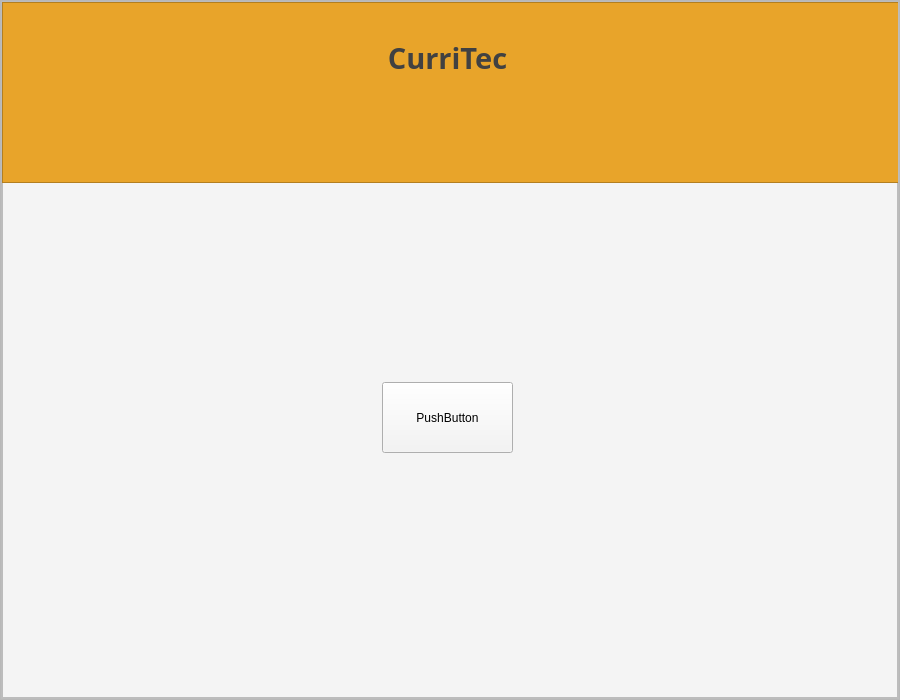
Above: ui_files/main_window.ui from Xukay101/cvmaker-in-pyside6 before the change. Below: the same form after it.
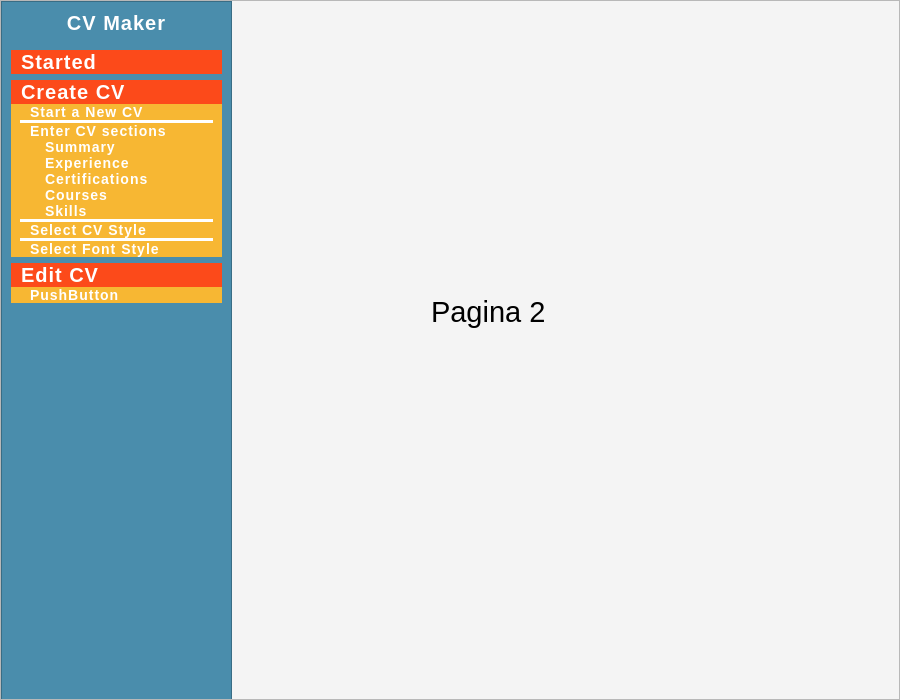
That is the form after the change. The open tabs and pages were chosen to show the change.

```diff
--- a/ui_files/main_window.ui
+++ b/ui_files/main_window.ui
@@ -79,44 +79,161 @@
         <property name="frameShadow">
          <enum>QFrame::Raised</enum>
         </property>
-        <layout class="QVBoxLayout" name="verticalLayout_3">
-         <property name="spacing">
-          <number>0</number>
+        <widget class="QStackedWidget" name="stacked_widget">
+         <property name="enabled">
+          <bool>true</bool>
          </property>
-         <property name="leftMargin">
-          <number>0</number>
+         <property name="geometry">
+          <rect>
+           <x>230</x>
+           <y>0</y>
+           <width>671</width>
+           <height>701</height>
+          </rect>
          </property>
-         <property name="topMargin">
-          <number>0</number>
+         <property name="currentIndex">
+          <number>8</number>
          </property>
-         <property name="rightMargin">
-          <number>0</number>
-         </property>
-         <property name="bottomMargin">
-          <number>0</number>
-         </property>
-         <item>
-          <widget class="QFrame" name="top_content_frame">
+         <widget class="QWidget" name="page_1">
+          <widget class="QLabel" name="label_2">
+           <property name="geometry">
+            <rect>
+             <x>230</x>
+             <y>280</y>
+             <width>191</width>
+             <height>81</height>
+            </rect>
+           </property>
+           <property name="font">
+            <font>
+             <pointsize>22</pointsize>
+            </font>
+           </property>
            <property name="styleSheet">
-            <string notr="true"/>
+            <string notr="true">color: #000;</string>
            </property>
-           <property name="frameShape">
-            <enum>QFrame::StyledPanel</enum>
+           <property name="text">
+            <string>Pagina 1</string>
            </property>
-           <property name="frameShadow">
-            <enum>QFrame::Raised</enum>
+          </widget>
+         </widget>
+         <widget class="QWidget" name="page_2">
+          <widget class="QLabel" name="label_3">
+           <property name="geometry">
+            <rect>
+             <x>200</x>
+             <y>290</y>
+             <width>241</width>
+             <height>41</height>
+            </rect>
            </property>
-           <widget class="QFrame" name="top_bar_frame">
-            <property name="geometry">
-             <rect>
-              <x>0</x>
-              <y>0</y>
-              <width>901</width>
-              <height>181</height>
-             </rect>
+           <property name="font">
+            <font>
+             <pointsize>22</pointsize>
+            </font>
+           </property>
+           <property name="styleSheet">
+            <string notr="true">color: #000;</string>
+           </property>
+           <property name="text">
+            <string>Pagina 2</string>
+           </property>
+          </widget>
+         </widget>
+         <widget class="QWidget" name="page_3"/>
+         <widget class="QWidget" name="page_4"/>
+         <widget class="QWidget" name="page_5"/>
+         <widget class="QWidget" name="page_6"/>
+         <widget class="QWidget" name="page_7"/>
+         <widget class="QWidget" name="page_8"/>
+         <widget class="QWidget" name="page_9">
+          <widget class="QLabel" name="label_4">
+           <property name="geometry">
+            <rect>
+             <x>290</x>
+             <y>290</y>
+             <width>58</width>
+             <height>18</height>
+            </rect>
+           </property>
+           <property name="styleSheet">
+            <string notr="true">color: #000;</string>
+           </property>
+           <property name="text">
+            <string>pagina 9</string>
+           </property>
+          </widget>
+         </widget>
+        </widget>
+        <widget class="QFrame" name="side_menu_container">
+         <property name="geometry">
+          <rect>
+           <x>0</x>
+           <y>0</y>
+           <width>231</width>
+           <height>701</height>
+          </rect>
+         </property>
+         <property name="minimumSize">
+          <size>
+           <width>231</width>
+           <height>701</height>
+          </size>
+         </property>
+         <property name="maximumSize">
+          <size>
+           <width>231</width>
+           <height>701</height>
+          </size>
+         </property>
+         <property name="font">
+          <font>
+           <pointsize>-1</pointsize>
+           <italic>true</italic>
+           <bold>true</bold>
+          </font>
+         </property>
+         <property name="styleSheet">
+          <string notr="true">background-color: #4a8dac;
+color: white;
+font-weight: 600;
+font-size: 20px;
+line-height: 65px;
+text-align: center;
+letter-spacing: 1px;
+
+</string>
+         </property>
+         <property name="frameShape">
+          <enum>QFrame::StyledPanel</enum>
+         </property>
+         <property name="frameShadow">
+          <enum>QFrame::Raised</enum>
+         </property>
+         <property name="lineWidth">
+          <number>0</number>
+         </property>
+         <layout class="QVBoxLayout" name="verticalLayout_3">
+          <property name="rightMargin">
+           <number>9</number>
+          </property>
+          <item>
+           <widget class="QLabel" name="label">
+            <property name="lineWidth">
+             <number>0</number>
             </property>
+            <property name="text">
+             <string>CV Maker</string>
+            </property>
+            <property name="alignment">
+             <set>Qt::AlignCenter</set>
+            </property>
+           </widget>
+          </item>
+          <item>
+           <widget class="QFrame" name="frame_1">
             <property name="styleSheet">
-             <string notr="true">background-color:  rgb(232, 164, 42);</string>
+             <string notr="true">QFrame {border: 0px;}</string>
             </property>
             <property name="frameShape">
              <enum>QFrame::StyledPanel</enum>
@@ -124,52 +241,574 @@
             <property name="frameShadow">
              <enum>QFrame::Raised</enum>
             </property>
-            <widget class="QLabel" name="top_text_2">
-             <property name="geometry">
-              <rect>
-               <x>240</x>
-               <y>20</y>
-               <width>411</width>
-               <height>71</height>
-              </rect>
+            <property name="lineWidth">
+             <number>0</number>
+            </property>
+            <layout class="QVBoxLayout" name="verticalLayout_4">
+             <property name="spacing">
+              <number>6</number>
              </property>
-             <property name="font">
-              <font>
-               <family>Ubuntu Mono</family>
-               <pointsize>22</pointsize>
-               <bold>true</bold>
-              </font>
+             <property name="leftMargin">
+              <number>0</number>
              </property>
-             <property name="layoutDirection">
-              <enum>Qt::LeftToRight</enum>
+             <property name="rightMargin">
+              <number>0</number>
              </property>
-             <property name="styleSheet">
-              <string notr="true">color: rgb(65, 65, 65);</string>
-             </property>
-             <property name="text">
-              <string>CurriTec</string>
-             </property>
-             <property name="alignment">
-              <set>Qt::AlignCenter</set>
-             </property>
-            </widget>
+             <item>
+              <widget class="QFrame" name="frame_6">
+               <property name="styleSheet">
+                <string notr="true">border-width: 0px;</string>
+               </property>
+               <property name="frameShape">
+                <enum>QFrame::StyledPanel</enum>
+               </property>
+               <property name="frameShadow">
+                <enum>QFrame::Raised</enum>
+               </property>
+               <property name="lineWidth">
+                <number>0</number>
+               </property>
+               <layout class="QVBoxLayout" name="verticalLayout_11">
+                <property name="spacing">
+                 <number>0</number>
+                </property>
+                <property name="leftMargin">
+                 <number>0</number>
+                </property>
+                <property name="topMargin">
+                 <number>0</number>
+                </property>
+                <property name="rightMargin">
+                 <number>0</number>
+                </property>
+                <property name="bottomMargin">
+                 <number>0</number>
+                </property>
+                <item>
+                 <widget class="QPushButton" name="button_1">
+                  <property name="styleSheet">
+                   <string notr="true">QPushButton{
+    background-color: #fc4a1a;
+    border-style: outset;
+    border-width: 0px;
+    border-color: beige;
+	text-align: left;
+	padding: 0px 0px 0px 10px;
+}
+QPushButton::hover{
+	background-color: #f24414;
+}</string>
+                  </property>
+                  <property name="text">
+                   <string>Started</string>
+                  </property>
+                 </widget>
+                </item>
+               </layout>
+              </widget>
+             </item>
+             <item>
+              <widget class="QFrame" name="frame_2">
+               <property name="styleSheet">
+                <string notr="true">border-width: 0px;
+border: 0px;
+</string>
+               </property>
+               <property name="frameShape">
+                <enum>QFrame::StyledPanel</enum>
+               </property>
+               <property name="frameShadow">
+                <enum>QFrame::Raised</enum>
+               </property>
+               <property name="lineWidth">
+                <number>0</number>
+               </property>
+               <layout class="QVBoxLayout" name="verticalLayout_7">
+                <property name="spacing">
+                 <number>0</number>
+                </property>
+                <property name="leftMargin">
+                 <number>0</number>
+                </property>
+                <property name="topMargin">
+                 <number>0</number>
+                </property>
+                <property name="rightMargin">
+                 <number>0</number>
+                </property>
+                <property name="bottomMargin">
+                 <number>0</number>
+                </property>
+                <item>
+                 <widget class="QPushButton" name="button_2">
+                  <property name="styleSheet">
+                   <string notr="true">QPushButton{
+    background-color: #fc4a1a;
+    border-style: outset;
+    border-width: 0px;
+    border-color: beige;
+	text-align: left;
+	padding: 0px 0px 0px 10px;
+}
+QPushButton::hover{
+	background-color: #f24414;
+}</string>
+                  </property>
+                  <property name="text">
+                   <string>Create CV</string>
+                  </property>
+                 </widget>
+                </item>
+                <item>
+                 <widget class="QFrame" name="frame_3">
+                  <property name="enabled">
+                   <bool>true</bool>
+                  </property>
+                  <property name="font">
+                   <font>
+                    <pointsize>-1</pointsize>
+                    <italic>true</italic>
+                    <bold>true</bold>
+                   </font>
+                  </property>
+                  <property name="styleSheet">
+                   <string notr="true">background-color: #f7b733;
+font-size: 14px;
+border-width: 0px;
+</string>
+                  </property>
+                  <property name="frameShape">
+                   <enum>QFrame::StyledPanel</enum>
+                  </property>
+                  <property name="frameShadow">
+                   <enum>QFrame::Raised</enum>
+                  </property>
+                  <layout class="QVBoxLayout" name="verticalLayout_8">
+                   <property name="spacing">
+                    <number>0</number>
+                   </property>
+                   <property name="leftMargin">
+                    <number>9</number>
+                   </property>
+                   <property name="topMargin">
+                    <number>0</number>
+                   </property>
+                   <property name="rightMargin">
+                    <number>9</number>
+                   </property>
+                   <property name="bottomMargin">
+                    <number>0</number>
+                   </property>
+                   <item>
+                    <widget class="QPushButton" name="button_4">
+                     <property name="enabled">
+                      <bool>true</bool>
+                     </property>
+                     <property name="styleSheet">
+                      <string notr="true">QPushButton{
+    background-color: #f7b733;
+    border-style: outset;
+    border-width: 0px;
+    border-color: beige;
+	text-align: left;
+	padding: 0px 0px 0px 10px;
+}
+QPushButton:hover{
+	text-align: center;
+	font-size: 15px;
+}</string>
+                     </property>
+                     <property name="text">
+                      <string>Start a New CV</string>
+                     </property>
+                     <property name="checkable">
+                      <bool>false</bool>
+                     </property>
+                     <property name="checked">
+                      <bool>false</bool>
+                     </property>
+                     <property name="default">
+                      <bool>false</bool>
+                     </property>
+                    </widget>
+                   </item>
+                   <item>
+                    <widget class="Line" name="line">
+                     <property name="styleSheet">
+                      <string notr="true">background-color: rgb(255, 255, 255);</string>
+                     </property>
+                     <property name="orientation">
+                      <enum>Qt::Horizontal</enum>
+                     </property>
+                    </widget>
+                   </item>
+                   <item>
+                    <widget class="QPushButton" name="button_5">
+                     <property name="styleSheet">
+                      <string notr="true">QPushButton{
+    background-color: #f7b733;
+    border-style: outset;
+    border-width: 0px;
+    border-color: beige;
+	text-align: left;
+	padding: 0px 0px 0px 10px;
+}
+QPushButton::hover{
+	text-align: center;
+	font-size: 15px;
+}</string>
+                     </property>
+                     <property name="text">
+                      <string>Enter CV sections</string>
+                     </property>
+                    </widget>
+                   </item>
+                   <item>
+                    <widget class="QFrame" name="frame_7">
+                     <property name="enabled">
+                      <bool>true</bool>
+                     </property>
+                     <property name="font">
+                      <font>
+                       <pointsize>-1</pointsize>
+                       <italic>true</italic>
+                       <bold>true</bold>
+                      </font>
+                     </property>
+                     <property name="styleSheet">
+                      <string notr="true">background-color: #f7b733;
+font-size: 14px;
+border-width: 0px;
+</string>
+                     </property>
+                     <property name="frameShape">
+                      <enum>QFrame::StyledPanel</enum>
+                     </property>
+                     <property name="frameShadow">
+                      <enum>QFrame::Raised</enum>
+                     </property>
+                     <layout class="QVBoxLayout" name="verticalLayout_12">
+                      <property name="spacing">
+                       <number>0</number>
+                      </property>
+                      <property name="leftMargin">
+                       <number>15</number>
+                      </property>
+                      <property name="topMargin">
+                       <number>0</number>
+                      </property>
+                      <property name="rightMargin">
+                       <number>9</number>
+                      </property>
+                      <property name="bottomMargin">
+                       <number>0</number>
+                      </property>
+                      <item>
+                       <widget class="QPushButton" name="button_6">
+                        <property name="styleSheet">
+                         <string notr="true">QPushButton{
+    background-color: #f7b733;
+    border-style: outset;
+    border-width: 0px;
+    border-color: beige;
+	text-align: left;
+	padding: 0px 0px 0px 10px;
+}
+QPushButton::hover{
+	text-align: center;
+	font-size: 15px;
+}</string>
+                        </property>
+                        <property name="text">
+                         <string>Summary</string>
+                        </property>
+                       </widget>
+                      </item>
+                      <item>
+                       <widget class="QPushButton" name="button_9">
+                        <property name="styleSheet">
+                         <string notr="true">QPushButton{
+    background-color: #f7b733;
+    border-style: outset;
+    border-width: 0px;
+    border-color: beige;
+	text-align: left;
+	padding: 0px 0px 0px 10px;
+}
+QPushButton::hover{
+	text-align: center;
+	font-size: 15px;
+}</string>
+                        </property>
+                        <property name="text">
+                         <string>Experience</string>
+                        </property>
+                       </widget>
+                      </item>
+                      <item>
+                       <widget class="QPushButton" name="button_10">
+                        <property name="styleSheet">
+                         <string notr="true">QPushButton{
+    background-color: #f7b733;
+    border-style: outset;
+    border-width: 0px;
+    border-color: beige;
+	text-align: left;
+	padding: 0px 0px 0px 10px;
+}
+QPushButton::hover{
+	text-align: center;
+	font-size: 15px;
+}</string>
+                        </property>
+                        <property name="text">
+                         <string>Certifications</string>
+                        </property>
+                       </widget>
+                      </item>
+                      <item>
+                       <widget class="QPushButton" name="button_11">
+                        <property name="styleSheet">
+                         <string notr="true">QPushButton{
+    background-color: #f7b733;
+    border-style: outset;
+    border-width: 0px;
+    border-color: beige;
+	text-align: left;
+	padding: 0px 0px 0px 10px;
+}
+QPushButton::hover{
+	text-align: center;
+	font-size: 15px;
+}</string>
+                        </property>
+                        <property name="text">
+                         <string>Courses</string>
+                        </property>
+                       </widget>
+                      </item>
+                      <item>
+                       <widget class="QPushButton" name="button_12">
+                        <property name="styleSheet">
+                         <string notr="true">QPushButton{
+    background-color: #f7b733;
+    border-style: outset;
+    border-width: 0px;
+    border-color: beige;
+	text-align: left;
+	padding: 0px 0px 0px 10px;
+}
+QPushButton::hover{
+	text-align: center;
+	font-size: 15px;
+}</string>
+                        </property>
+                        <property name="text">
+                         <string>Skills</string>
+                        </property>
+                       </widget>
+                      </item>
+                     </layout>
+                    </widget>
+                   </item>
+                   <item>
+                    <widget class="Line" name="line_2">
+                     <property name="styleSheet">
+                      <string notr="true">background-color: rgb(255, 255, 255);</string>
+                     </property>
+                     <property name="orientation">
+                      <enum>Qt::Horizontal</enum>
+                     </property>
+                    </widget>
+                   </item>
+                   <item>
+                    <widget class="QPushButton" name="button_7">
+                     <property name="styleSheet">
+                      <string notr="true">QPushButton{
+    background-color: #f7b733;
+    border-style: outset;
+    border-width: 0px;
+    border-color: beige;
+	text-align: left;
+	padding: 0px 0px 0px 10px;
+}
+QPushButton::hover{
+	text-align: center;
+	font-size: 15px;
+}</string>
+                     </property>
+                     <property name="text">
+                      <string>Select CV Style</string>
+                     </property>
+                    </widget>
+                   </item>
+                   <item>
+                    <widget class="Line" name="line_3">
+                     <property name="styleSheet">
+                      <string notr="true">background-color: rgb(255, 255, 255);</string>
+                     </property>
+                     <property name="orientation">
+                      <enum>Qt::Horizontal</enum>
+                     </property>
+                    </widget>
+                   </item>
+                   <item>
+                    <widget class="QPushButton" name="button_8">
+                     <property name="styleSheet">
+                      <string notr="true">QPushButton{
+    background-color: #f7b733;
+    border-style: outset;
+    border-width: 0px;
+    border-color: beige;
+	text-align: left;
+	padding: 0px 0px 0px 10px;
+}
+QPushButton::hover{
+	text-align: center;
+	font-size: 15px;
+}</string>
+                     </property>
+                     <property name="text">
+                      <string>Select Font Style</string>
+                     </property>
+                    </widget>
+                   </item>
+                  </layout>
+                 </widget>
+                </item>
+               </layout>
+              </widget>
+             </item>
+             <item>
+              <widget class="QFrame" name="frame_4">
+               <property name="styleSheet">
+                <string notr="true">border-width: 0px;</string>
+               </property>
+               <property name="frameShape">
+                <enum>QFrame::StyledPanel</enum>
+               </property>
+               <property name="frameShadow">
+                <enum>QFrame::Raised</enum>
+               </property>
+               <property name="lineWidth">
+                <number>0</number>
+               </property>
+               <layout class="QVBoxLayout" name="verticalLayout_9">
+                <property name="spacing">
+                 <number>0</number>
+                </property>
+                <property name="leftMargin">
+                 <number>0</number>
+                </property>
+                <property name="topMargin">
+                 <number>0</number>
+                </property>
+                <property name="rightMargin">
+                 <number>0</number>
+                </property>
+                <property name="bottomMargin">
+                 <number>0</number>
+                </property>
+                <item>
+                 <widget class="QPushButton" name="button_3">
+                  <property name="styleSheet">
+                   <string notr="true">QPushButton{
+    background-color: #fc4a1a;
+    border-style: outset;
+    border-width: 0px;
+    border-color: beige;
+	text-align: left;
+	padding: 0px 0px 0px 10px;
+}
+QPushButton::hover{
+	background-color: #f24414;
+}</string>
+                  </property>
+                  <property name="text">
+                   <string>Edit CV</string>
+                  </property>
+                 </widget>
+                </item>
+                <item>
+                 <widget class="QFrame" name="frame_5">
+                  <property name="enabled">
+                   <bool>true</bool>
+                  </property>
+                  <property name="font">
+                   <font>
+                    <pointsize>-1</pointsize>
+                    <italic>true</italic>
+                    <bold>true</bold>
+                   </font>
+                  </property>
+                  <property name="styleSheet">
+                   <string notr="true">background-color: #f7b733;
+font-size: 14px;
+border-width: 0px;</string>
+                  </property>
+                  <property name="frameShape">
+                   <enum>QFrame::StyledPanel</enum>
+                  </property>
+                  <property name="frameShadow">
+                   <enum>QFrame::Raised</enum>
+                  </property>
+                  <layout class="QVBoxLayout" name="verticalLayout_10">
+                   <property name="spacing">
+                    <number>0</number>
+                   </property>
+                   <property name="leftMargin">
+                    <number>9</number>
+                   </property>
+                   <property name="topMargin">
+                    <number>0</number>
+                   </property>
+                   <property name="rightMargin">
+                    <number>9</number>
+                   </property>
+                   <property name="bottomMargin">
+                    <number>0</number>
+                   </property>
+                   <item>
+                    <widget class="QPushButton" name="button_231">
+                     <property name="styleSheet">
+                      <string notr="true">QPushButton{
+    background-color: #f7b733;
+    border-style: outset;
+    border-width: 0px;
+    border-color: beige;
+	text-align: left;
+	padding: 0px 0px 0px 10px;
+}</string>
+                     </property>
+                     <property name="text">
+                      <string>PushButton</string>
+                     </property>
+                    </widget>
+                   </item>
+                  </layout>
+                 </widget>
+                </item>
+               </layout>
+              </widget>
+             </item>
+            </layout>
            </widget>
-           <widget class="QPushButton" name="button_2">
-            <property name="geometry">
-             <rect>
-              <x>380</x>
-              <y>380</y>
-              <width>131</width>
-              <height>71</height>
-             </rect>
+          </item>
+          <item>
+           <spacer name="verticalSpacer">
+            <property name="orientation">
+             <enum>Qt::Vertical</enum>
             </property>
-            <property name="text">
-             <string>PushButton</string>
+            <property name="sizeHint" stdset="0">
+             <size>
+              <width>20</width>
+              <height>637</height>
+             </size>
             </property>
-           </widget>
-          </widget>
-         </item>
-        </layout>
+           </spacer>
+          </item>
+         </layout>
+        </widget>
        </widget>
       </item>
      </layout>
```
Left out of the diff: 2 changed lines with no effect on the pictures.
